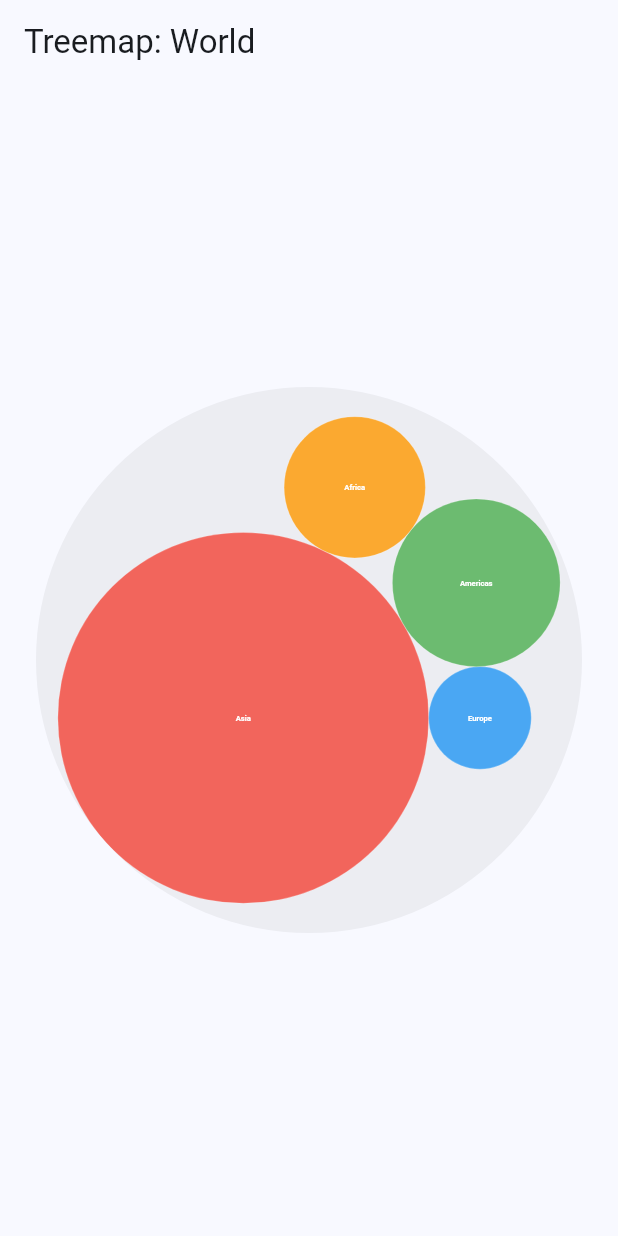
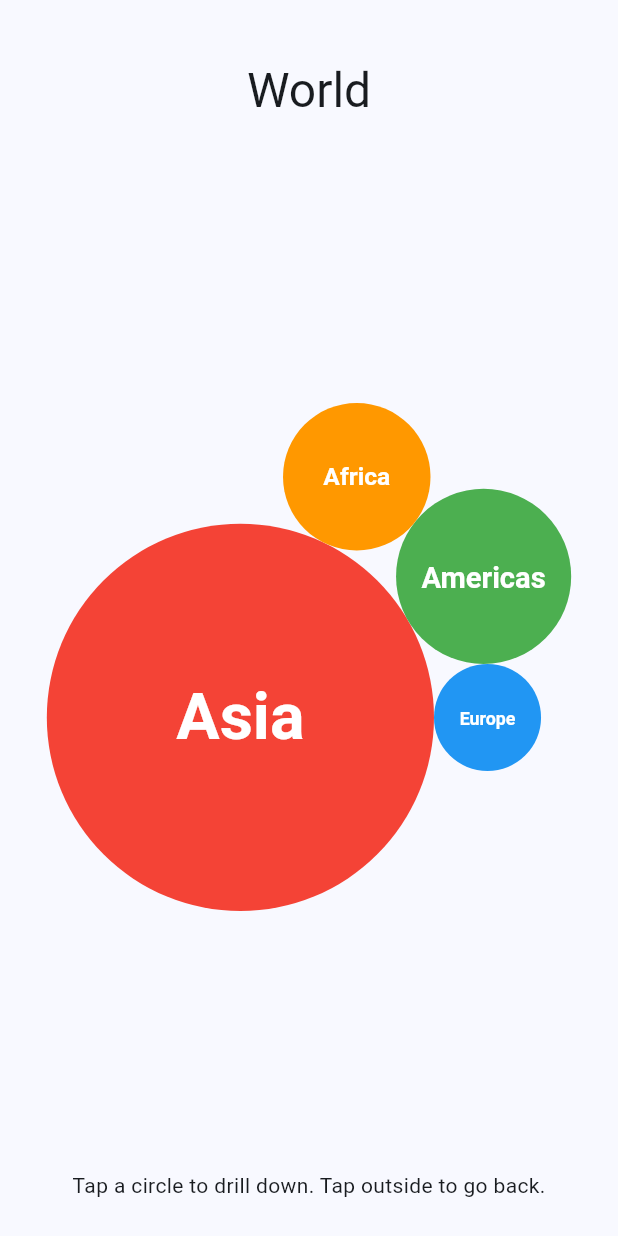
Before and after one commit to fabiocarneiro/FlutterCirclePackChart, a Flutter app: the screen it shows after launch, on a phone screen of 412 x 824 dp. Run offline on Flutter 3.47's test engine with Material 3 defaults, Android fonts, the phone set to English and light mode, and no system bars.

Commit message:
conductor(checkpoint): Checkpoint Phase 3 before adding margins

```diff
--- a/example/lib/main.dart
+++ b/example/lib/main.dart
@@ -12,6 +12,7 @@ class MyApp extends StatelessWidget {
   Widget build(BuildContext context) {
     return MaterialApp(
       title: 'Circular Treemap Demo',
+      debugShowCheckedModeBanner: false,
       theme: ThemeData(
         colorScheme: ColorScheme.fromSeed(seedColor: Colors.blue),
         useMaterial3: true,
@@ -87,30 +88,38 @@ class _TreemapDemoState extends State<TreemapDemo> {
 
   @override
   Widget build(BuildContext context) {
-    return ListenableBuilder(
-      listenable: _controller,
-      builder: (context, child) {
     return Scaffold(
-          appBar: AppBar(
-            title: Text('Treemap: ${_controller.value.label}'),
-            leading: _controller.canGoBack
-                ? IconButton(
-                    icon: const Icon(Icons.arrow_back),
-                    onPressed: () => _controller.goBack(),
-                  )
-                : null,
+      body: SafeArea(
+        child: Padding(
+          padding: const EdgeInsets.all(16.0),
+          child: Column(
+            children: [
+              Padding(
+                padding: const EdgeInsets.symmetric(vertical: 24.0),
+                child: ValueListenableBuilder(
+                  valueListenable: _controller,
+                  builder: (context, value, _) {
+                    return Text(
+                      value.label,
+                      style: Theme.of(context).textTheme.headlineLarge,
+                    );
+                  },
                 ),
-          body: Center(
-            child: Padding(
-              padding: const EdgeInsets.all(24.0),
+              ),
+              Expanded(
                 child: CircularTreemap(
                   root: _controller.root,
                   controller: _controller,
                 ),
               ),
+              const Padding(
+                padding: EdgeInsets.all(8.0),
+                child: Text('Tap a circle to drill down. Tap outside to go back.'),
               ),
-        );
-      },
+            ],
+          ),
+        ),
+      ),
     );
   }
 }
--- a/lib/circular_treemap_widget.dart
+++ b/lib/circular_treemap_widget.dart
@@ -1,4 +1,5 @@
 import 'dart:math';
+import 'dart:ui';
 import 'package:flutter/material.dart';
 import 'circular_treemap.dart';
 
@@ -41,15 +42,15 @@ class _CircularTreemapState extends State<CircularTreemap> with SingleTickerProv
 
     _animationController = AnimationController(
       vsync: this,
-      duration: const Duration(milliseconds: 600),
+      duration: const Duration(milliseconds: 800),
     );
     _animation = CurvedAnimation(
       parent: _animationController,
       curve: Curves.easeInOutCubic,
     );
 
-    // Initial packing with a large nominal radius
-    _packedRoot = CirclePacker.pack(widget.root, radius: 500.0);
+    // Initial packing
+    _packedRoot = CirclePacker.pack(widget.root, radius: 100.0);
     _animationController.value = 1.0;
   }
 
@@ -62,7 +63,7 @@ class _CircularTreemapState extends State<CircularTreemap> with SingleTickerProv
       _controller.addListener(_onStateChanged);
     }
     if (widget.root != oldWidget.root) {
-      _packedRoot = CirclePacker.pack(widget.root, radius: 500.0);
+      _packedRoot = CirclePacker.pack(widget.root, radius: 100.0);
     }
   }
 
@@ -77,9 +78,15 @@ class _CircularTreemapState extends State<CircularTreemap> with SingleTickerProv
   }
 
   void _onStateChanged() {
-    _startScale = _targetScale;
-    _startOffset = _targetOffset;
+    setState(() {
+      // Capture the current interpolated state as the start for the next animation
+      _startScale = lerpDouble(_startScale, _targetScale, _animation.value) ?? _startScale;
+      _startOffset = Offset(
+        lerpDouble(_startOffset.dx, _targetOffset.dx, _animation.value) ?? _startOffset.dx,
+        lerpDouble(_startOffset.dy, _targetOffset.dy, _animation.value) ?? _startOffset.dy,
+      );
       _animationController.forward(from: 0.0);
+    });
   }
 
   PackedNode? _findPackedNode(PackedNode root, CircleNode target) {
@@ -95,15 +102,17 @@ class _CircularTreemapState extends State<CircularTreemap> with SingleTickerProv
   Widget build(BuildContext context) {
     return LayoutBuilder(
       builder: (context, constraints) {
-        final double viewportRadius = min(constraints.maxWidth, constraints.maxHeight) / 2;
+        final double minSide = min(constraints.maxWidth, constraints.maxHeight);
+        final double viewportRadius = minSide / 2;
 
+        // Calculate the NEW target based on the current controller value
         final focusedPacked = _findPackedNode(_packedRoot!, _controller.value);
         if (focusedPacked != null && focusedPacked.r > 0) {
-          // Nominal scale to fit viewportRadius (based on nominal 500 radius)
           _targetScale = viewportRadius / focusedPacked.r;
           _targetOffset = Offset(-focusedPacked.x * _targetScale, -focusedPacked.y * _targetScale);
         }
 
+        // Snap targets if not animating and just initialized
         if (!_animationController.isAnimating && _animationController.value == 1.0) {
             _startScale = _targetScale;
             _startOffset = _targetOffset;
@@ -116,43 +125,48 @@ class _CircularTreemapState extends State<CircularTreemap> with SingleTickerProv
             final centerX = constraints.maxWidth / 2;
             final centerY = constraints.maxHeight / 2;
 
-            final currentScale = Tween(begin: _startScale, end: _targetScale).evaluate(_animation);
-            final currentOffset = Tween(begin: _startOffset, end: _targetOffset).evaluate(_animation);
+            final double scale = lerpDouble(_startScale, _targetScale, _animation.value) ?? _startScale;
+            final Offset offset = Offset(
+                lerpDouble(_startOffset.dx, _targetOffset.dx, _animation.value) ?? _startOffset.dx,
+                lerpDouble(_startOffset.dy, _targetOffset.dy, _animation.value) ?? _startOffset.dy,
+            );
 
-            // Adjust for centering and transform
-            final relativeX = (localOffset.dx - centerX - currentOffset.dx) / currentScale;
-            final relativeY = (localOffset.dy - centerY - currentOffset.dy) / currentScale;
+            final relativeX = (localOffset.dx - centerX - offset.dx) / scale;
+            final relativeY = (localOffset.dy - centerY - offset.dy) / scale;
 
             final currentFocusedPacked = _findPackedNode(_packedRoot!, _controller.value);
             if (currentFocusedPacked != null) {
+              bool tappedChild = false;
               for (final child in currentFocusedPacked.children) {
                 final dx = relativeX - child.x;
                 final dy = relativeY - child.y;
                 if (dx * dx + dy * dy <= child.r * child.r) {
                   _controller.drillDown(child.node);
+                  tappedChild = true;
                   break;
                 }
+              }
+
+              if (!tappedChild && _controller.canGoBack) {
+                _controller.goBack();
               }
             }
           },
           child: AnimatedBuilder(
             animation: _animation,
             builder: (context, child) {
-              final scale = Tween(begin: _startScale, end: _targetScale).evaluate(_animation);
-              final offset = Tween(begin: _startOffset, end: _targetOffset).evaluate(_animation);
+              final scale = lerpDouble(_startScale, _targetScale, _animation.value) ?? _startScale;
+              final dx = lerpDouble(_startOffset.dx, _targetOffset.dx, _animation.value) ?? _startOffset.dx;
+              final dy = lerpDouble(_startOffset.dy, _targetOffset.dy, _animation.value) ?? _startOffset.dy;
 
-              return Center(
-                child: ClipOval(
-                  child: Container(
-                    width: viewportRadius * 2,
-                    height: viewportRadius * 2,
-                    color: Colors.black.withValues(alpha: 0.05), // Subtle background
+              return ClipRect(
+                child: Center(
                   child: OverflowBox(
                     maxWidth: double.infinity,
                     maxHeight: double.infinity,
                     child: Transform(
                       transform: Matrix4.identity()
-                          ..translate(offset.dx, offset.dy)
+                        ..translate(dx, dy)
                         ..scale(scale),
                       alignment: Alignment.center,
                       child: CustomPaint(
@@ -160,8 +174,7 @@ class _CircularTreemapState extends State<CircularTreemap> with SingleTickerProv
                           root: _packedRoot!,
                           focusedNode: _controller.value,
                         ),
-                          size: const Size(1000, 1000), // Match nominal packing size
-                        ),
+                        size: const Size(200, 200),
                       ),
                     ),
                   ),
```
Also changed, not shown: lib/circular_treemap_painter.dart (+16 -17 lines), 1 other file. Lines whose indentation alone changed are shown as unchanged.
